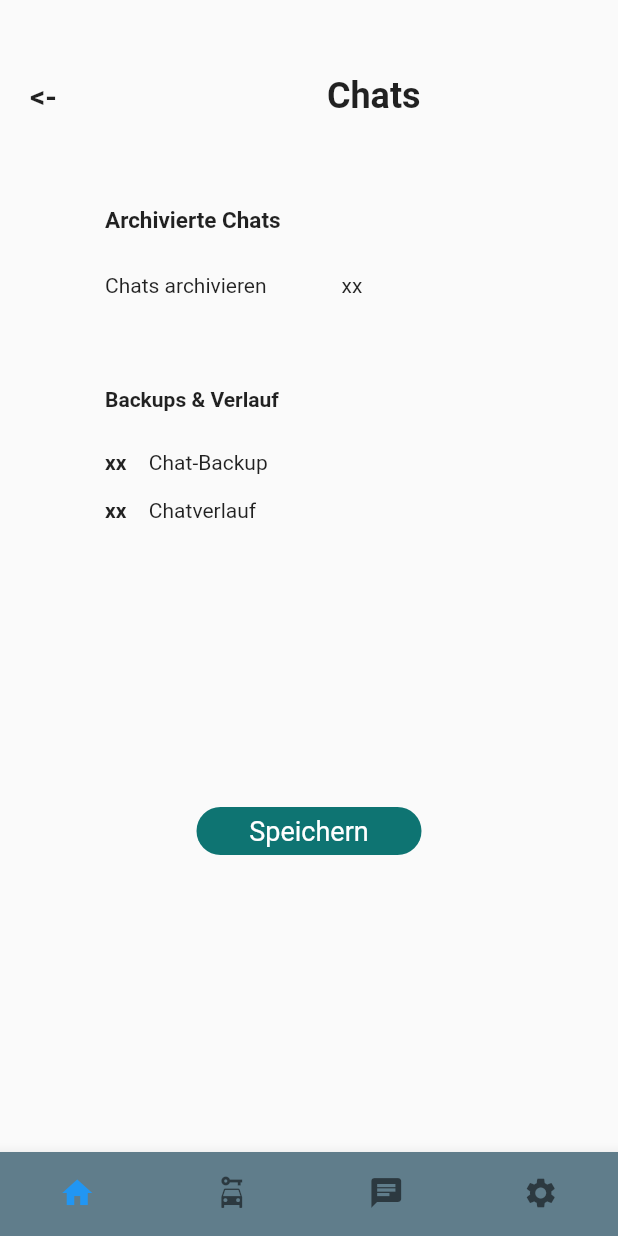
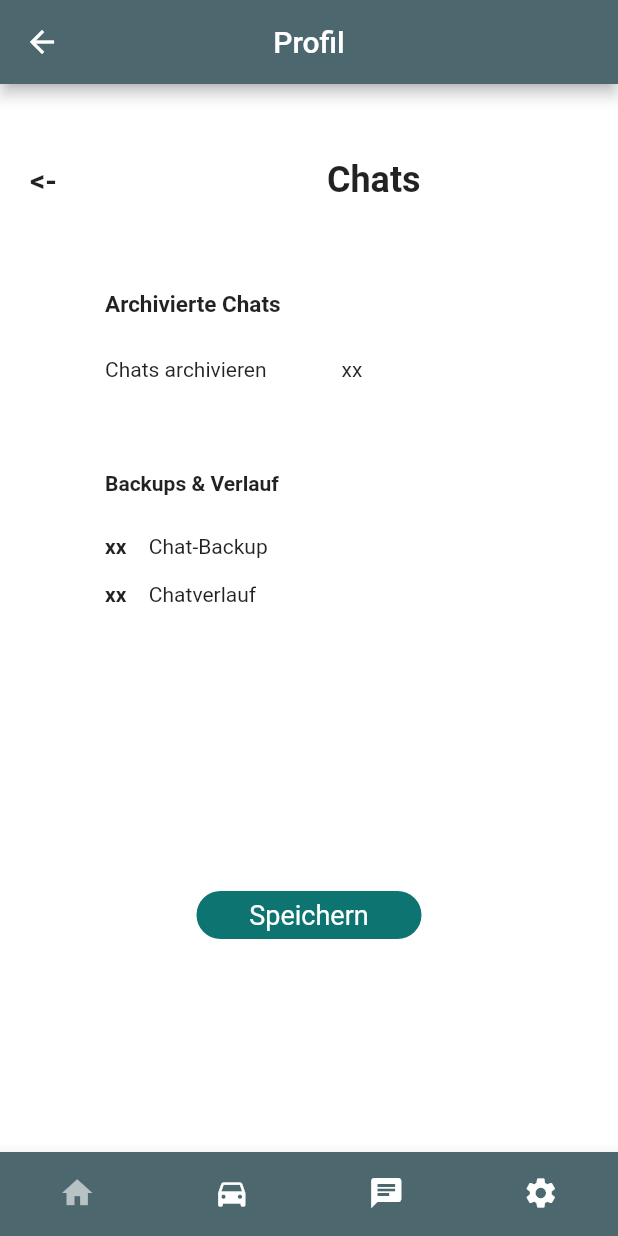
Before and after one commit to MaechtigerMetzger/UniGo, a Flutter app: the ChatSettingScreen screen opened directly, on a phone screen of 412 x 824 dp. Run offline on Flutter 3.47's test engine with Material 2 defaults, Android fonts, the phone set to English and light mode, and no system bars; our stand-ins replace flutter_form_builder, flutter_map, flutter_svg, form_builder_validators, get, google_fonts and 2 more; missing offline and left inert: open_street_map_search_and_pick, string_similarity; accounts and stored records are empty.

Commit message:
Edited Bottom Navigationsbar From Chat-Setting

```diff
--- a/lib/screens/chat/chatsetting_screen.dart
+++ b/lib/screens/chat/chatsetting_screen.dart
@@ -7,18 +7,33 @@ class ChatSettingScreen extends StatelessWidget {
   Widget build(BuildContext context) {
     return Scaffold(
 
+      appBar: AppBar(
+        iconTheme: const IconThemeData(
+          color: Color.fromARGB(255, 255, 255, 255),
+        ),
+        backgroundColor: const Color.fromARGB(255, 77, 103, 111),
+        centerTitle: true,
+        title: const Text(
+          "Profil",
+          style: TextStyle(color: Colors.white),
+        ),
+      ),
       bottomNavigationBar: BottomNavigationBar(
         type: BottomNavigationBarType.fixed,
+        unselectedIconTheme: IconThemeData(
+          color: Colors.white,
+        ),
+        selectedIconTheme: IconThemeData(color: Colors.white60),
         showUnselectedLabels: false,
         showSelectedLabels: false,
-        backgroundColor: Colors.blueGrey,
-        items: [
+        backgroundColor: const Color.fromARGB(255, 77, 103, 111),
+        items: const [
           BottomNavigationBarItem(
             icon: Icon(Icons.home),
             label: "",
           ),
           BottomNavigationBarItem(
-            icon: Icon(Icons.car_rental),
+            icon: Icon(Icons.directions_car),
             label: "",
           ),
           BottomNavigationBarItem(
@@ -31,6 +46,7 @@ class ChatSettingScreen extends StatelessWidget {
           ),
         ],
       ),
+      backgroundColor: Colors.white,
 
       body: Column(
         crossAxisAlignment: CrossAxisAlignment.center,
```
